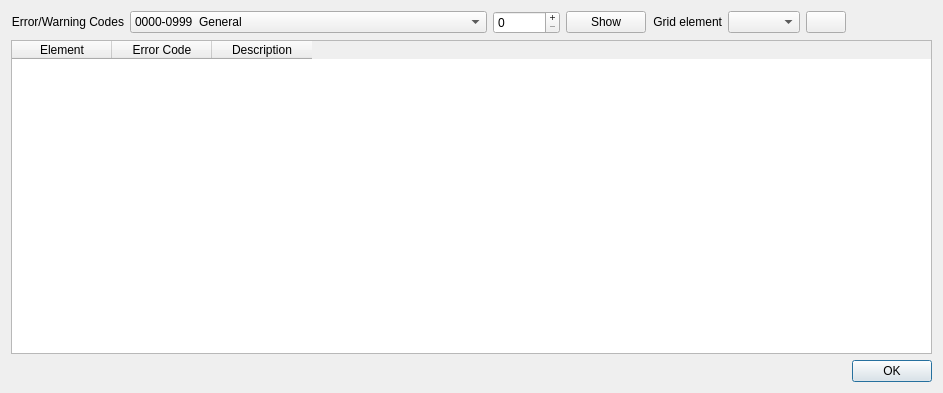
Before: the Qt Designer form flo2d/ui/issues.ui in FLO-2DSoftware/qgis-flo-2d-plugin, drawn with Qt 5.
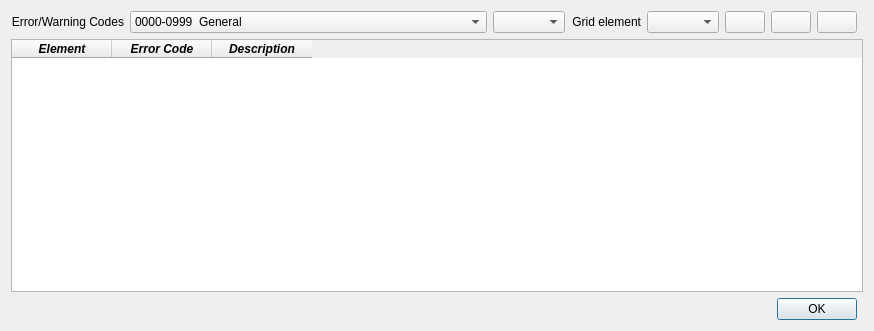
After: the same form once the commit is applied. Icons and pictures are not drawn.

Commit message: issues functionality

```diff
--- a/flo2d/ui/issues.ui
+++ b/flo2d/ui/issues.ui
@@ -6,8 +6,8 @@
    <rect>
     <x>0</x>
     <y>0</y>
-    <width>829</width>
-    <height>393</height>
+    <width>708</width>
+    <height>331</height>
    </rect>
   </property>
   <property name="sizePolicy">
@@ -19,13 +19,13 @@
   <property name="windowTitle">
    <string>Errors and Warnings Analysis</string>
   </property>
-  <layout class="QGridLayout" name="gridLayout_4">
+  <layout class="QGridLayout" name="gridLayout_3">
    <item row="0" column="2">
     <layout class="QGridLayout" name="gridLayout">
      <property name="sizeConstraint">
       <enum>QLayout::SetFixedSize</enum>
      </property>
-     <item row="0" column="2">
+     <item row="0" column="4">
       <widget class="QPushButton" name="find_cell_btn">
        <property name="sizePolicy">
         <sizepolicy hsizetype="Fixed" vsizetype="Fixed">
@@ -77,6 +77,40 @@
        </property>
       </widget>
      </item>
+     <item row="0" column="2">
+      <widget class="QPushButton" name="zoom_in_btn">
+       <property name="toolTip">
+        <string>Zoom In</string>
+       </property>
+       <property name="toolTipDuration">
+        <number>2</number>
+       </property>
+       <property name="text">
+        <string/>
+       </property>
+       <property name="icon">
+        <iconset>
+         <normaloff>../img/zoom_in.svg</normaloff>../img/zoom_in.svg</iconset>
+       </property>
+      </widget>
+     </item>
+     <item row="0" column="3">
+      <widget class="QPushButton" name="zoom_out_btn">
+       <property name="toolTip">
+        <string>Zoom Out</string>
+       </property>
+       <property name="toolTipDuration">
+        <number>2</number>
+       </property>
+       <property name="text">
+        <string/>
+       </property>
+       <property name="icon">
+        <iconset>
+         <normaloff>../img/zoom_out.svg</normaloff>../img/zoom_out.svg</iconset>
+       </property>
+      </widget>
+     </item>
     </layout>
    </item>
    <item row="0" column="0">
@@ -216,13 +250,51 @@
      </item>
     </layout>
    </item>
-   <item row="2" column="0" colspan="4">
+   <item row="0" column="1">
+    <widget class="QComboBox" name="errors_cbo">
+     <property name="enabled">
+      <bool>true</bool>
+     </property>
+     <property name="sizePolicy">
+      <sizepolicy hsizetype="Fixed" vsizetype="Fixed">
+       <horstretch>0</horstretch>
+       <verstretch>0</verstretch>
+      </sizepolicy>
+     </property>
+     <property name="maxVisibleItems">
+      <number>20</number>
+     </property>
+     <property name="insertPolicy">
+      <enum>QComboBox::InsertAlphabetically</enum>
+     </property>
+    </widget>
+   </item>
+   <item row="2" column="2">
+    <widget class="QDialogButtonBox" name="buttonBox">
+     <property name="standardButtons">
+      <set>QDialogButtonBox::Ok</set>
+     </property>
+    </widget>
+   </item>
+   <item row="1" column="0" colspan="4">
     <widget class="QTableWidget" name="description_tblw">
      <property name="enabled">
       <bool>true</bool>
      </property>
+     <property name="sizePolicy">
+      <sizepolicy hsizetype="Expanding" vsizetype="Expanding">
+       <horstretch>0</horstretch>
+       <verstretch>0</verstretch>
+      </sizepolicy>
+     </property>
+     <property name="baseSize">
+      <size>
+       <width>7</width>
+       <height>0</height>
+      </size>
+     </property>
      <property name="alternatingRowColors">
-      <bool>false</bool>
+      <bool>true</bool>
      </property>
      <property name="selectionMode">
       <enum>QAbstractItemView::SingleSelection</enum>
@@ -230,6 +302,9 @@
      <property name="selectionBehavior">
       <enum>QAbstractItemView::SelectRows</enum>
      </property>
+     <property name="sortingEnabled">
+      <bool>true</bool>
+     </property>
      <property name="rowCount">
       <number>0</number>
      </property>
@@ -240,65 +315,40 @@
       <property name="text">
        <string>Element</string>
       </property>
+      <property name="font">
+       <font>
+        <weight>75</weight>
+        <italic>true</italic>
+        <bold>true</bold>
+       </font>
+      </property>
      </column>
      <column>
       <property name="text">
        <string>Error Code</string>
       </property>
+      <property name="font">
+       <font>
+        <weight>75</weight>
+        <italic>true</italic>
+        <bold>true</bold>
+       </font>
+      </property>
      </column>
      <column>
       <property name="text">
        <string>Description</string>
       </property>
+      <property name="font">
+       <font>
+        <weight>75</weight>
+        <italic>true</italic>
+        <bold>true</bold>
+       </font>
+      </property>
      </column>
     </widget>
    </item>
-   <item row="3" column="3">
-    <widget class="QDialogButtonBox" name="buttonBox">
-     <property name="standardButtons">
-      <set>QDialogButtonBox::Ok</set>
-     </property>
-    </widget>
-   </item>
-   <item row="0" column="1">
-    <layout class="QGridLayout" name="gridLayout_3">
-     <property name="sizeConstraint">
-      <enum>QLayout::SetFixedSize</enum>
-     </property>
-     <item row="0" column="0">
-      <widget class="QSpinBox" name="spinBox">
-       <property name="sizePolicy">
-        <sizepolicy hsizetype="Fixed" vsizetype="Fixed">
-         <horstretch>0</horstretch>
-         <verstretch>0</verstretch>
-        </sizepolicy>
-       </property>
-       <property name="buttonSymbols">
-        <enum>QAbstractSpinBox::PlusMinus</enum>
-       </property>
-       <property name="maximum">
-        <number>100000000</number>
-       </property>
-       <property name="singleStep">
-        <number>100</number>
-       </property>
-      </widget>
-     </item>
-     <item row="0" column="1">
-      <widget class="QPushButton" name="pushButton">
-       <property name="sizePolicy">
-        <sizepolicy hsizetype="Fixed" vsizetype="Fixed">
-         <horstretch>0</horstretch>
-         <verstretch>0</verstretch>
-        </sizepolicy>
-       </property>
-       <property name="text">
-        <string>Show</string>
-       </property>
-      </widget>
-     </item>
-    </layout>
-   </item>
   </layout>
  </widget>
  <resources/>
```
Left out of the diff: 18 changed lines with no effect on the pictures. The commit also changes 9 other files.
